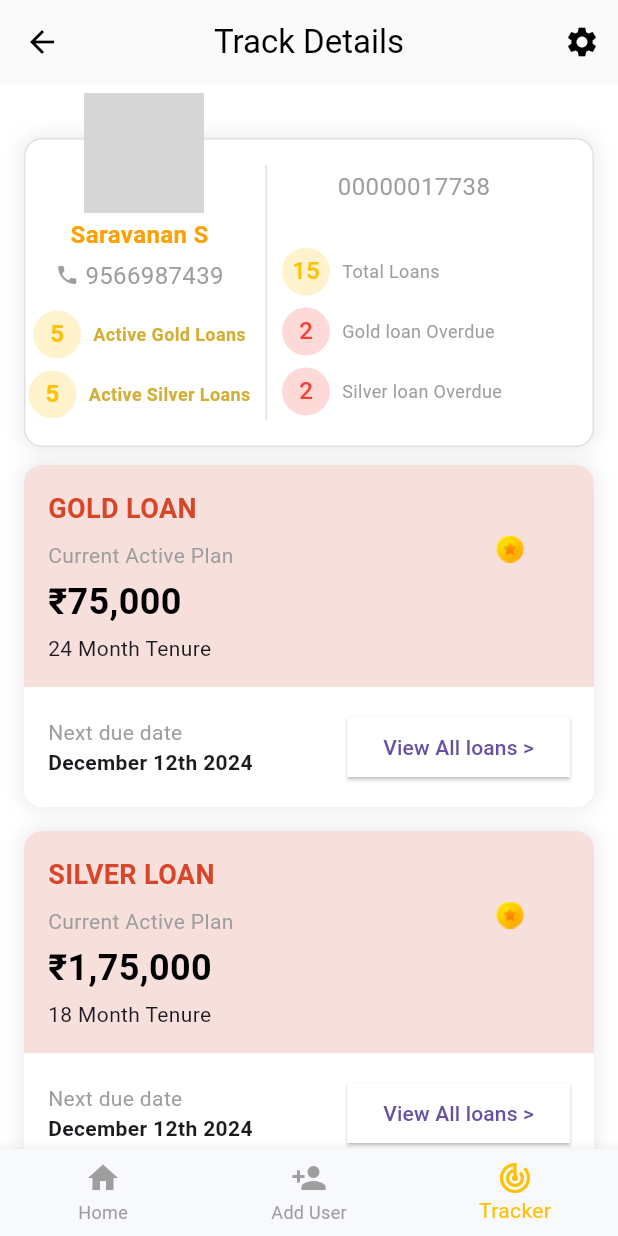
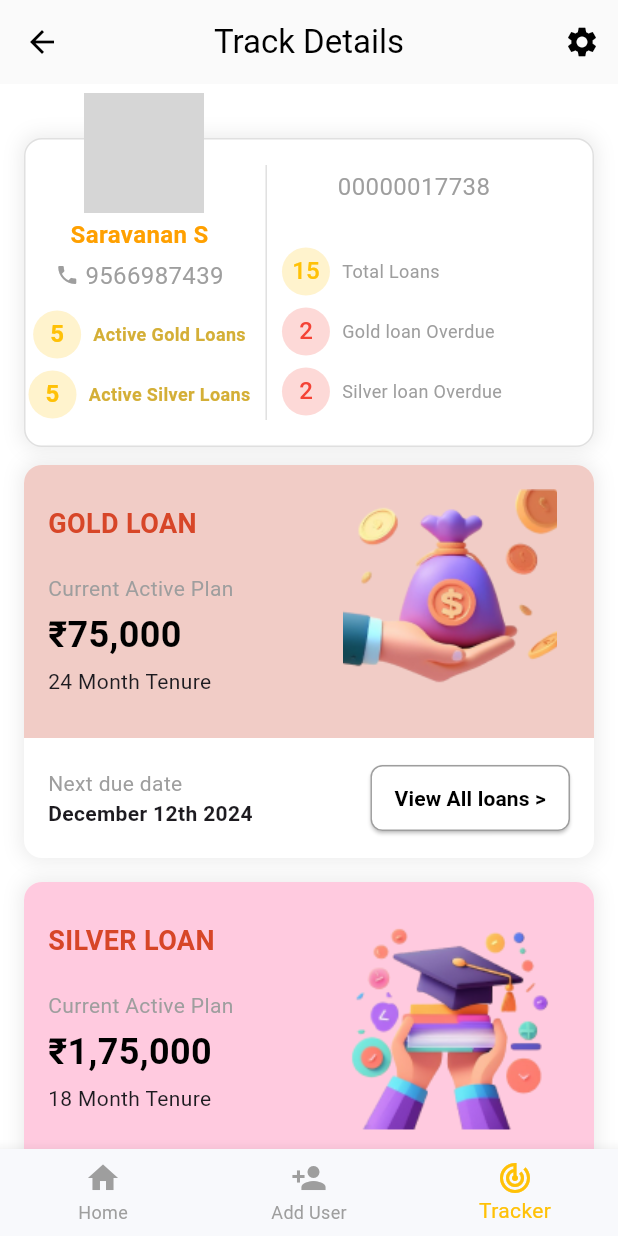
Before and after one commit to pranavaditya-02/bitgold, a Flutter app: the TrackDetailScreen screen opened directly, on a phone screen of 412 x 824 dp. Run offline on Flutter 3.47's test engine with Material 3 defaults, Android fonts, the light colour scheme and no system bars; our stand-ins replace fl_chart, flutter_slidable; missing offline and left inert: draggable_bottom_sheet; network calls fail; grey boxes are pictures that could not be loaded.

Commit message:
updated styles in trackdetails

```diff
--- a/lib/Tracker/trackdetails.dart
+++ b/lib/Tracker/trackdetails.dart
@@ -172,7 +172,7 @@ class TrackDetailScreen extends StatelessWidget {
                 '₹75,000',
                 '24 Month Tenure',
                 'December 12th 2024',
-                'assets/gold.png',
+                'assets/goldloan.png',
               ),
               SizedBox(height: 16),
               _buildLoanCard(
@@ -180,7 +180,7 @@ class TrackDetailScreen extends StatelessWidget {
                 '₹1,75,000',
                 '18 Month Tenure',
                 'December 12th 2024',
-                'assets/gold.png',
+                'assets/silverloan.png',
               ),
             ],
           ),
@@ -235,6 +235,19 @@ class TrackDetailScreen extends StatelessWidget {
 
   Widget _buildLoanCard(String loanType, String amount, String tenure,
       String dueDate, String imagePath) {
+    // Determine color based on loan type
+    Color topBackgroundColor;
+    if (loanType.toLowerCase() == 'gold loan') {
+      topBackgroundColor = Color.fromARGB(255, 241, 204, 198); // Gold color
+      imagePath = 'assets/goldloan.png'; // Gold-specific image
+    } else if (loanType.toLowerCase() == 'silver loan') {
+      topBackgroundColor = Color.fromARGB(255, 255, 202, 223); // Silver color
+      imagePath = 'assets/silverloan.png'; // Silver-specific image
+    } else {
+      topBackgroundColor = Color(0xFFF7E0DC); // Default light pink color
+      imagePath = imagePath; // Use passed image path
+    }
+
     return Container(
       // Adds margin around the card
       margin: EdgeInsets.all(0),
@@ -252,11 +265,11 @@ class TrackDetailScreen extends StatelessWidget {
       child: Column(
         crossAxisAlignment: CrossAxisAlignment.start,
         children: [
-          // Upper section (colored background)
+          // Upper section (dynamic colored background)
           Container(
             padding: EdgeInsets.all(16),
             decoration: BoxDecoration(
-              color: Color(0xFFF7E0DC), // Light pinkish color for top section
+              color: topBackgroundColor, // Dynamic background color
               borderRadius: BorderRadius.only(
                 topLeft: Radius.circular(12),
                 topRight: Radius.circular(12),
@@ -268,6 +281,7 @@ class TrackDetailScreen extends StatelessWidget {
                 Column(
                   crossAxisAlignment: CrossAxisAlignment.start,
                   children: [
+                    SizedBox(height: 10),
                     Text(
                       loanType.toUpperCase(), // Loan type
                       style: TextStyle(
@@ -276,7 +290,7 @@ class TrackDetailScreen extends StatelessWidget {
                         color: Color(0xFFD74628), // Red text color
                       ),
                     ),
-                    SizedBox(height: 8),
+                    SizedBox(height: 20),
                     Text(
                       'Current Active Plan',
                       style: TextStyle(color: Colors.grey),
@@ -297,8 +311,9 @@ class TrackDetailScreen extends StatelessWidget {
                 Spacer(), // Pushes the image to the right
                 Image.asset(
                   imagePath,
-                  width: 80,
-                  height: 80,
+                  width: 160,
+                  height: 150,
+                  fit: BoxFit.contain, // Ensure the image scales correctly
                 ),
               ],
             ),
@@ -325,19 +340,35 @@ class TrackDetailScreen extends StatelessWidget {
                     ),
                   ],
                 ),
-                ElevatedButton(
+                FittedBox(
+                  fit: BoxFit
+                      .scaleDown, // Ensures the button scales to fit within the available space
+                  child: ElevatedButton(
                     style: ElevatedButton.styleFrom(
-                    backgroundColor:
-                        Color.fromARGB(255, 255, 255, 255), // Button color
+                      backgroundColor: Colors.white, // Button color
                       shape: RoundedRectangleBorder(
-                      borderRadius: BorderRadius.circular(0),
+                        borderRadius: BorderRadius.circular(8), // Rounded edges
                       ),
+                      side: BorderSide(
+                          color: Colors.grey), // Border for the button
+                      padding: EdgeInsets.symmetric(
+                          horizontal: 16,
+                          vertical: 12), // Adjust padding to control size
+                      minimumSize:
+                          Size(100, 40), // Minimum size (width and height)
                     ),
                     onPressed: () {
                       // Handle view all loans
                     },
-                  child: Text('View All loans >'),
+                    child: Text(
+                      'View All loans >',
+                      style: TextStyle(
+                        color: Colors.black, // Button text color
+                        fontWeight: FontWeight.bold,
                       ),
+                    ),
+                  ),
+                )
               ],
             ),
           ),
```
Also changed, not shown: assets/goldloan.png (added), assets/silverloan.png (added). Lines whose indentation alone changed are shown as unchanged.
